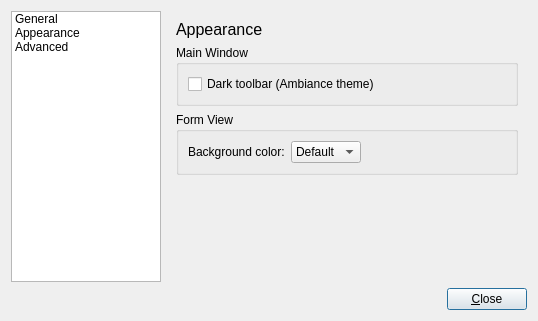
This is ui/preferencesdialog.ui in joshirio/passiflora as Qt 5 draws it before an edit. The edited form follows.
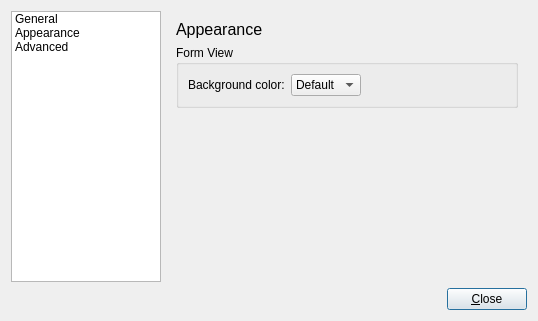
This is the edited form. The open tabs and pages were chosen to show the change. Icons and pictures are not drawn.

Commit message: Correct activation check to use utf-8 instead of ascii and remove obsolete setting, fixes #1

```diff
--- a/ui/preferencesdialog.ui
+++ b/ui/preferencesdialog.ui
@@ -182,25 +182,6 @@
            </property>
           </widget>
          </item>
-         <item>
-          <widget class="QGroupBox" name="mainWindowGroupBox">
-           <property name="title">
-            <string>Main Window</string>
-           </property>
-           <layout class="QVBoxLayout" name="verticalLayout_10">
-            <item>
-             <widget class="QCheckBox" name="darkToolbarAmbianceCheckBox">
-              <property name="toolTip">
-               <string>Use the dark Ambiance theme from Ubuntu for the main toolbar</string>
-              </property>
-              <property name="text">
-               <string>Dark toolbar (Ambiance theme)</string>
-              </property>
-             </widget>
-            </item>
-           </layout>
-          </widget>
-         </item>
          <item>
           <widget class="QGroupBox" name="updateGroupBox_2">
            <property name="title">
```
The commit also changes 4 other files.
